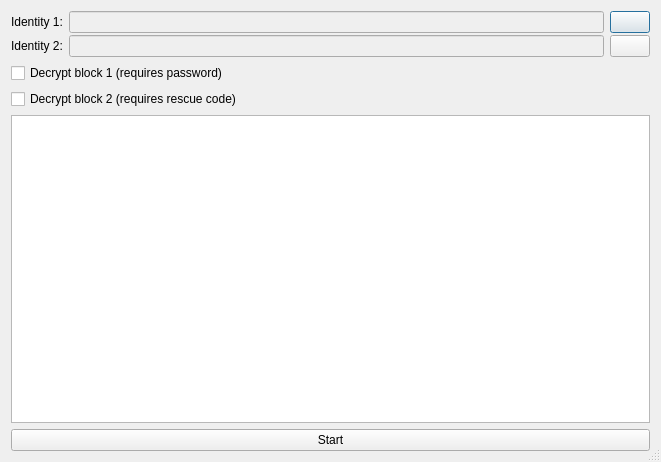
The window that ui/diffdialog.ui (sqrldev/IdTool) describes before a commit, drawn with Qt 5.
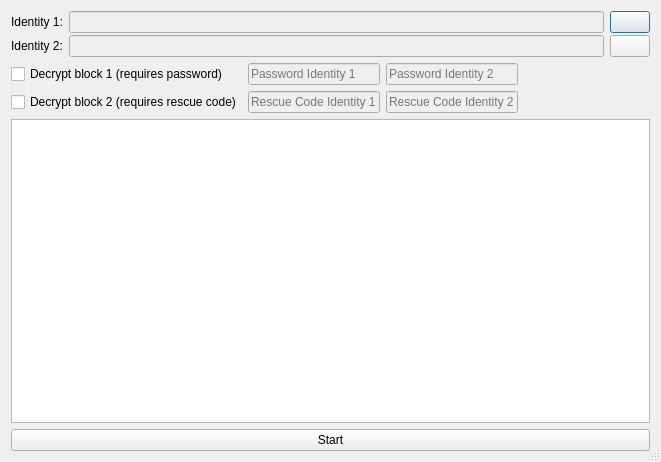
The same window after the commit. Icons and pictures are not drawn.

Commit message: Add password and rescue code fields to UI

```diff
--- a/ui/diffdialog.ui
+++ b/ui/diffdialog.ui
@@ -94,18 +94,193 @@
     </layout>
    </item>
    <item>
-    <widget class="QCheckBox" name="chk_DecryptBlock1">
-     <property name="text">
-      <string>Decrypt block 1 (requires password)</string>
+    <layout class="QGridLayout" name="gridLayout_4">
+     <property name="sizeConstraint">
+      <enum>QLayout::SetDefaultConstraint</enum>
      </property>
-    </widget>
-   </item>
-   <item>
-    <widget class="QCheckBox" name="chk_DecryptBlock2">
-     <property name="text">
-      <string>Decrypt block 2 (requires rescue code)</string>
+     <property name="topMargin">
+      <number>0</number>
      </property>
-    </widget>
+     <property name="verticalSpacing">
+      <number>6</number>
+     </property>
+     <item row="0" column="0">
+      <widget class="QCheckBox" name="chk_DecryptBlock1">
+       <property name="text">
+        <string>Decrypt block 1 (requires password)</string>
+       </property>
+      </widget>
+     </item>
+     <item row="1" column="0">
+      <widget class="QCheckBox" name="chk_DecryptBlock2">
+       <property name="text">
+        <string>Decrypt block 2 (requires rescue code)</string>
+       </property>
+      </widget>
+     </item>
+     <item row="1" column="2">
+      <widget class="QLineEdit" name="txt_RescueCodeId2">
+       <property name="enabled">
+        <bool>false</bool>
+       </property>
+       <property name="minimumSize">
+        <size>
+         <width>100</width>
+         <height>0</height>
+        </size>
+       </property>
+       <property name="maximumSize">
+        <size>
+         <width>200</width>
+         <height>16777215</height>
+        </size>
+       </property>
+       <property name="inputMethodHints">
+        <set>Qt::ImhHiddenText|Qt::ImhNoAutoUppercase|Qt::ImhNoPredictiveText|Qt::ImhSensitiveData</set>
+       </property>
+       <property name="inputMask">
+        <string/>
+       </property>
+       <property name="text">
+        <string/>
+       </property>
+       <property name="echoMode">
+        <enum>QLineEdit::Password</enum>
+       </property>
+       <property name="placeholderText">
+        <string>Rescue Code Identity 2</string>
+       </property>
+      </widget>
+     </item>
+     <item row="0" column="1">
+      <widget class="QLineEdit" name="txt_PassId1">
+       <property name="enabled">
+        <bool>false</bool>
+       </property>
+       <property name="minimumSize">
+        <size>
+         <width>100</width>
+         <height>0</height>
+        </size>
+       </property>
+       <property name="maximumSize">
+        <size>
+         <width>200</width>
+         <height>16777215</height>
+        </size>
+       </property>
+       <property name="inputMethodHints">
+        <set>Qt::ImhHiddenText|Qt::ImhNoAutoUppercase|Qt::ImhNoPredictiveText|Qt::ImhSensitiveData</set>
+       </property>
+       <property name="inputMask">
+        <string/>
+       </property>
+       <property name="text">
+        <string/>
+       </property>
+       <property name="echoMode">
+        <enum>QLineEdit::Password</enum>
+       </property>
+       <property name="placeholderText">
+        <string>Password Identity 1</string>
+       </property>
+      </widget>
+     </item>
+     <item row="1" column="1">
+      <widget class="QLineEdit" name="txt_RescueCodeId1">
+       <property name="enabled">
+        <bool>false</bool>
+       </property>
+       <property name="minimumSize">
+        <size>
+         <width>100</width>
+         <height>0</height>
+        </size>
+       </property>
+       <property name="maximumSize">
+        <size>
+         <width>200</width>
+         <height>16777215</height>
+        </size>
+       </property>
+       <property name="inputMethodHints">
+        <set>Qt::ImhHiddenText|Qt::ImhNoAutoUppercase|Qt::ImhNoPredictiveText|Qt::ImhSensitiveData</set>
+       </property>
+       <property name="inputMask">
+        <string/>
+       </property>
+       <property name="text">
+        <string/>
+       </property>
+       <property name="echoMode">
+        <enum>QLineEdit::Password</enum>
+       </property>
+       <property name="placeholderText">
+        <string>Rescue Code Identity 1</string>
+       </property>
+      </widget>
+     </item>
+     <item row="0" column="2">
+      <widget class="QLineEdit" name="txt_PassId2">
+       <property name="enabled">
+        <bool>false</bool>
+       </property>
+       <property name="minimumSize">
+        <size>
+         <width>100</width>
+         <height>0</height>
+        </size>
+       </property>
+       <property name="maximumSize">
+        <size>
+         <width>200</width>
+         <height>16777215</height>
+        </size>
+       </property>
+       <property name="inputMethodHints">
+        <set>Qt::ImhHiddenText|Qt::ImhNoAutoUppercase|Qt::ImhNoPredictiveText|Qt::ImhSensitiveData</set>
+       </property>
+       <property name="inputMask">
+        <string/>
+       </property>
+       <property name="text">
+        <string/>
+       </property>
+       <property name="echoMode">
+        <enum>QLineEdit::Password</enum>
+       </property>
+       <property name="placeholderText">
+        <string>Password Identity 2</string>
+       </property>
+      </widget>
+     </item>
+     <item row="0" column="3">
+      <spacer name="horizontalSpacer">
+       <property name="orientation">
+        <enum>Qt::Horizontal</enum>
+       </property>
+       <property name="sizeHint" stdset="0">
+        <size>
+         <width>40</width>
+         <height>20</height>
+        </size>
+       </property>
+      </spacer>
+     </item>
+     <item row="1" column="3">
+      <spacer name="horizontalSpacer_2">
+       <property name="orientation">
+        <enum>Qt::Horizontal</enum>
+       </property>
+       <property name="sizeHint" stdset="0">
+        <size>
+         <width>40</width>
+         <height>20</height>
+        </size>
+       </property>
+      </spacer>
+     </item>
+    </layout>
    </item>
    <item>
     <widget class="QTextEdit" name="txt_Diff">
```
Left out of the diff: 24 changed lines with no effect on the pictures.
